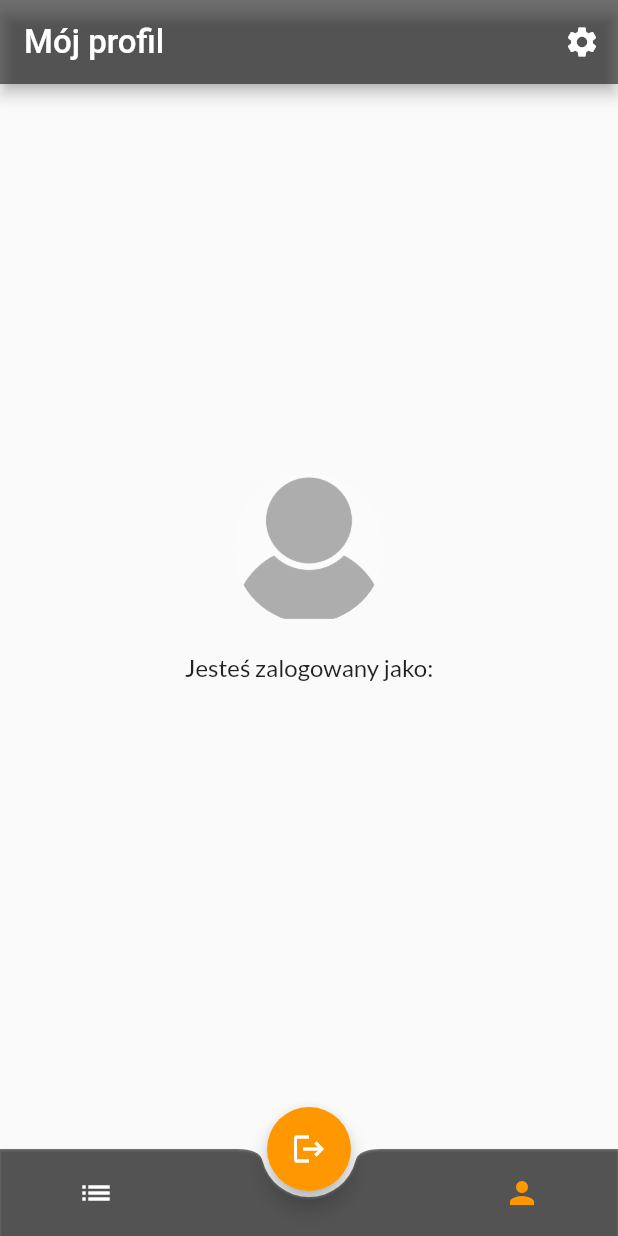
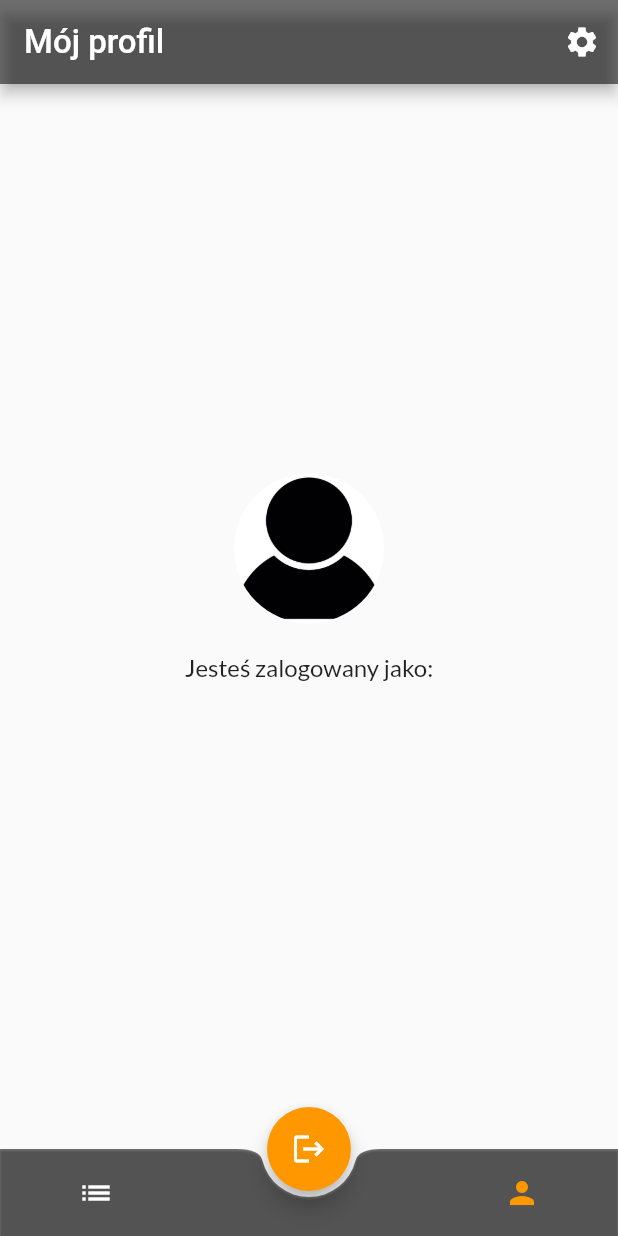
Before and after one commit to piotrpeczkowski/my_best_food, a Flutter app: the screen it shows once a user with an empty profile is signed in, after a tap on the "person" icon, on a phone screen of 412 x 824 dp. Run offline on Flutter 3.47's test engine with Material 2 defaults, Android fonts, the phone set to English and light mode, and no system bars; our stand-ins replace bloc, cloud_firestore, firebase_auth, firebase_core, firebase_storage, flutter_bloc and 3 more; accounts and stored records are empty; generated files the repository leaves out were written again; Roboto replaces fonts that are missing (Kanit).

Commit message:
implement loading user avatar from storage

```diff
--- a/lib/features/home_page/content/account_content/account_content.dart
+++ b/lib/features/home_page/content/account_content/account_content.dart
@@ -1,6 +1,8 @@
 import 'package:flutter/material.dart';
 import 'package:flutter_bloc/flutter_bloc.dart';
 import 'package:google_fonts/google_fonts.dart';
+import 'package:my_best_food/features/user_page/cubit/user_cubit.dart';
+import 'package:my_best_food/repositories/user_repository.dart';
 import 'package:my_best_food/root/cubit/root_cubit.dart';
 import 'package:my_best_food/features/styles/styles.dart';
 
@@ -26,16 +28,26 @@ class AccountPageContent extends StatelessWidget {
                   padding: const EdgeInsets.symmetric(vertical: 15),
                   child: Column(
                     children: [
-                      const Opacity(
-                        opacity: 0.3,
-                        child: CircleAvatar(
-                          radius: 50,
-                          backgroundColor: Colors.white,
-                          // default image for user avatar
-                          // TODO: implement user avatar display from DB
-                          backgroundImage:
-                              AssetImage('images/account_avatar.png'),
-                          //NetworkImage(url),
+                      BlocProvider(
+                        create: (context) =>
+                            UserCubit(UserRepository())..getUserInfoWithID(id),
+                        child: BlocBuilder<UserCubit, UserState>(
+                          builder: (context, state) {
+                            final userImage = state.userModel?.imageUrl;
+                            if (userImage == null || userImage == '') {
+                              return const CircleAvatar(
+                                radius: 50,
+                                backgroundColor: Colors.white,
+                                backgroundImage:
+                                    AssetImage('images/account_avatar.png'),
+                              );
+                            }
+                            return CircleAvatar(
+                              radius: 50,
+                              backgroundColor: Colors.white,
+                              backgroundImage: NetworkImage(userImage),
+                            );
+                          },
                         ),
                       ),
                       Column(
--- a/lib/features/user_page/pages/user_page.dart
+++ b/lib/features/user_page/pages/user_page.dart
@@ -227,7 +227,7 @@ class _UserPageBody extends StatelessWidget {
               return Container(
                 padding: const EdgeInsets.all(15),
                 width: double.infinity,
-                color: Colors.black12,
+                color: ItemColor.itemBlack12,
                 child: Column(
                   mainAxisAlignment: MainAxisAlignment.center,
                   children: [
```
